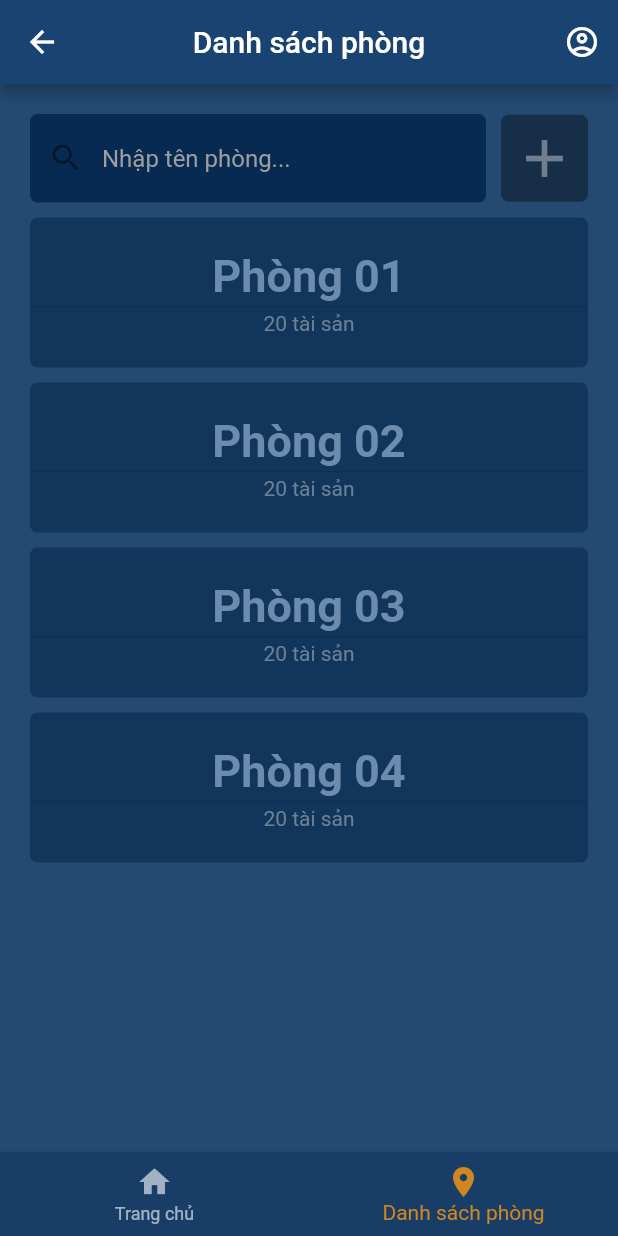
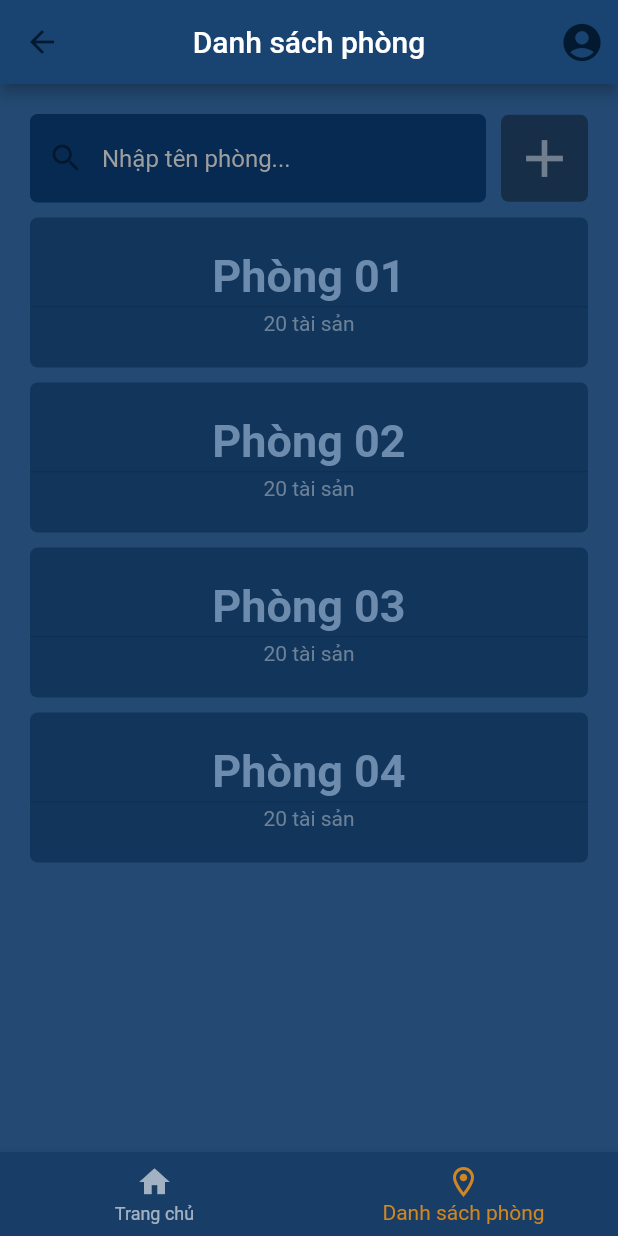
Before and after one commit to menladen1444/asset_management, a Flutter app: the HomePage screen opened directly, item 2 of the bottom bar chosen, on a phone screen of 412 x 824 dp. Run offline on Flutter 3.47's test engine with Material 2 defaults, Android fonts, the phone set to English and light mode, and no system bars; our stand-ins replace firebase_core, qr_flutter, splashscreen; missing offline and left inert: qr_code_scanner; accounts and stored records are empty.

Commit message:
add layout detail account

```diff
--- a/lib/account/login.dart
+++ b/lib/account/login.dart
@@ -3,7 +3,7 @@ import 'package:flutter/material.dart';
 import 'package:asset_management/account/register.dart';
 
 class Login extends StatelessWidget {
-  final Color foregroundColor = Color(0xffa0b2b9);
+  final Color foregroundColor = Color(0xff124272);
   final Color backgroundInput = Color(0xff031f3b);
 
   @override
@@ -119,7 +119,7 @@ class Login extends StatelessWidget {
                       child: ElevatedButton(
                         style: ElevatedButton.styleFrom(
                           padding: EdgeInsets.symmetric(horizontal: 50, vertical: 15),
-                          primary: Color(0xff010e1c),
+                          primary: Color(0xff02162c),
                           shape: RoundedRectangleBorder(
                             borderRadius: BorderRadius.circular(15),
                           ),
@@ -148,7 +148,7 @@ class Login extends StatelessWidget {
               decoration: BoxDecoration(
                 borderRadius: BorderRadius.circular(15),
                 boxShadow: [
-                  BoxShadow(color: Color(0xff3c2e08),offset: Offset(0, 0.75)),
+                  BoxShadow(color: Color(0xff010e1c),offset: Offset(0, 0.75)),
                 ],
               ),
             ),
--- a/lib/homepage/components/body.dart
+++ b/lib/homepage/components/body.dart
@@ -7,7 +7,7 @@ class Body extends StatelessWidget {
   Widget build(BuildContext context) {
     return Container(
         color: Color(0xff04294f),
-        padding: EdgeInsets.symmetric(vertical: 20, horizontal: 20),
+        padding: EdgeInsets.symmetric(vertical: 25, horizontal: 20),
         child: Column(
           mainAxisAlignment: MainAxisAlignment.spaceBetween,
           crossAxisAlignment: CrossAxisAlignment.center,
@@ -17,16 +17,20 @@ class Body extends StatelessWidget {
                 alignment: Alignment.center,
                 margin: const EdgeInsets.all(5),
                 decoration: new BoxDecoration(
-                  color: Color(0xff1f4d7b),
+                  gradient: new LinearGradient(
+                    begin: Alignment.centerLeft,
+                    end: new Alignment(1.0, 0.0),
+                    colors: [Color(0xffe7a720), Color(0xffedb540)],
+                  ),
                   borderRadius: new BorderRadius.all(Radius.circular(10.0)),
                 ),
                 child: Column(
                   mainAxisAlignment: MainAxisAlignment.center,
                   children: [
-                    Icon(Icons.image, color: Color(0xff6c8bad), size: 90),
+                    Icon(Icons.image, color: Color(0xff04294f), size: 90),
                     Text(
                       'Quét mã từ thư viện ảnh',
-                      style: TextStyle(fontSize: 25,fontWeight: FontWeight.bold,color: Color(0xff6c8bad)),
+                      style: TextStyle(fontSize: 25,fontWeight: FontWeight.bold,color: Color(0xff04294f)),
                     ),
                   ],
                 ),
@@ -41,15 +45,19 @@ class Body extends StatelessWidget {
                   alignment: Alignment.center,
                   margin: const EdgeInsets.all(5),
                   decoration: new BoxDecoration(
-                    color: Color(0xff1f4d7b),
+                    gradient: new LinearGradient(
+                      begin: Alignment.centerLeft,
+                      end: new Alignment(1.0, 0.0),
+                      colors: [Color(0xffe7a720), Color(0xffedb540)],
+                    ),
                     borderRadius: new BorderRadius.all(Radius.circular(10.0)),
                   ),
                   child: Column(
                     mainAxisAlignment: MainAxisAlignment.center,
                     children: [
                       Icon(Icons.qr_code_scanner,
-                          color: Color(0xff6c8bad), size: 90),
-                      Text('Quét mã QR', style: TextStyle(fontSize: 25,fontWeight: FontWeight.bold,color: Color(0xff6c8bad))),
+                          color: Color(0xff04294f), size: 90),
+                      Text('Quét mã QR', style: TextStyle(fontSize: 25,fontWeight: FontWeight.bold,color: Color(0xff04294f))),
                     ],
                   ),
                 ),
@@ -67,14 +75,18 @@ class Body extends StatelessWidget {
                   alignment: Alignment.center,
                   margin: const EdgeInsets.all(5),
                   decoration: new BoxDecoration(
-                    color: Color(0xff1f4d7b),
+                    gradient: new LinearGradient(
+                      begin: Alignment.centerLeft,
+                      end: new Alignment(1.0, 0.0),
+                      colors: [Color(0xffe7a720), Color(0xffedb540)],
+                    ),
                     borderRadius: new BorderRadius.all(Radius.circular(10.0)),
                   ),
                   child: Column(
                     mainAxisAlignment: MainAxisAlignment.center,
                     children: [
-                      Icon(Icons.search, color: Color(0xff6c8bad), size: 90),
-                      Text('Tra cứu tài sản', style: TextStyle(fontSize: 25,fontWeight: FontWeight.bold,color: Color(0xff6c8bad))),
+                      Icon(Icons.search, color: Color(0xff04294f), size: 90),
+                      Text('Tra cứu tài sản', style: TextStyle(fontSize: 25,fontWeight: FontWeight.bold,color: Color(0xff04294f))),
                     ],
                   ),
                 ),
--- a/lib/homepage/homepage.dart
+++ b/lib/homepage/homepage.dart
@@ -1,3 +1,4 @@
+import 'package:asset_management/account/detail/detail_account.dart';
 import 'package:asset_management/homepage/components/body.dart';
 import 'package:asset_management/room/room.dart';
 import 'package:flutter/cupertino.dart';
@@ -34,11 +35,19 @@ class _HomePageState extends State<HomePage> {
     return Scaffold(
       backgroundColor: Color(0xff04294f),
       appBar: AppBar(
+        iconTheme: IconThemeData(
+          color: Color(0xff021930),
+        ),
         backgroundColor: Color(0xff194370),
         title: title(),
         centerTitle: true,
         actions: [
-          IconButton(icon: Icon(Icons.account_circle_outlined), onPressed: () {  }, )
+          IconButton(icon: Icon(Icons.account_circle,size: 30,color:Color(0xff021930)), onPressed: () {
+            Navigator.push(
+              context,
+              MaterialPageRoute(builder: (context) => DetailAccount()),
+            );
+          }, )
         ],
       ),
       body: screen[selectedIndex],
@@ -54,7 +63,7 @@ class _HomePageState extends State<HomePage> {
             label: 'Trang chủ',
           ),
           BottomNavigationBarItem(
-            icon: Icon(Icons.room),
+            icon: Icon(Icons.room_outlined),
             label: 'Danh sách phòng',
           )
         ],
--- a/pubspec.yaml
+++ b/pubspec.yaml
@@ -49,6 +49,7 @@ flutter:
     - assets/images/logo.png
     - assets/images/logo2.png
     - assets/images/bg.png
+    - assets/images/avatar.png
   fonts:
     - family: Lobster
       fonts:
```
Also changed, not shown: lib/account/detail/components/body.dart (added, +124 -0 lines), lib/account/detail/detail_account.dart (added, +34 -0 lines), assets/images/avatar.png (added).
